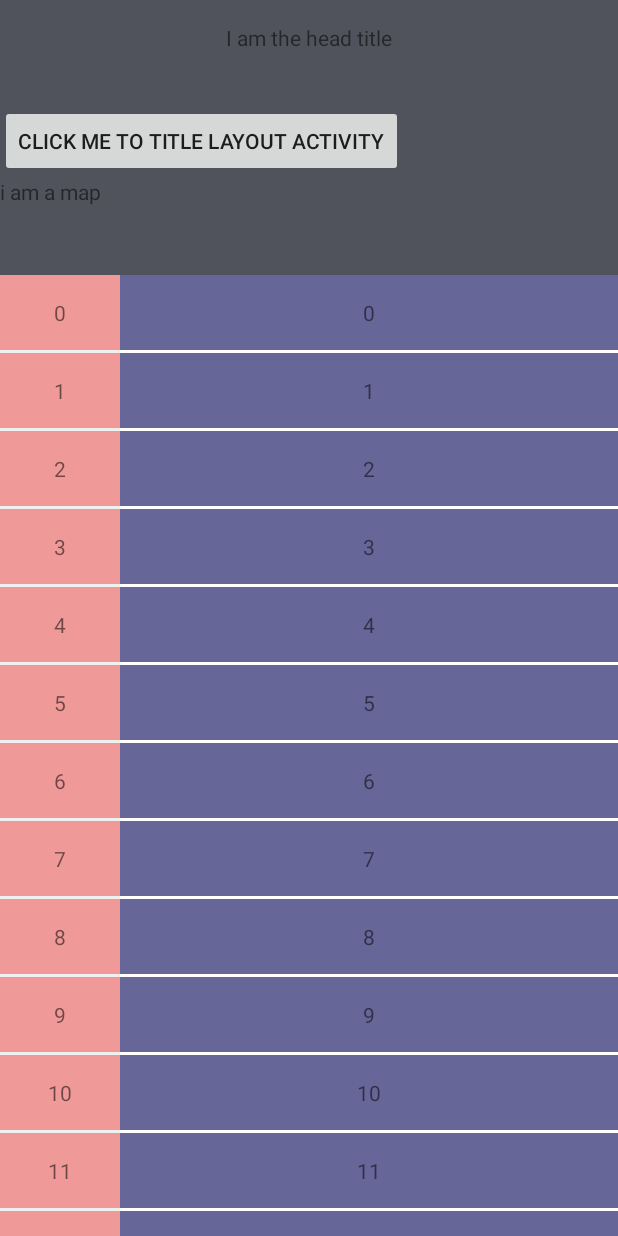
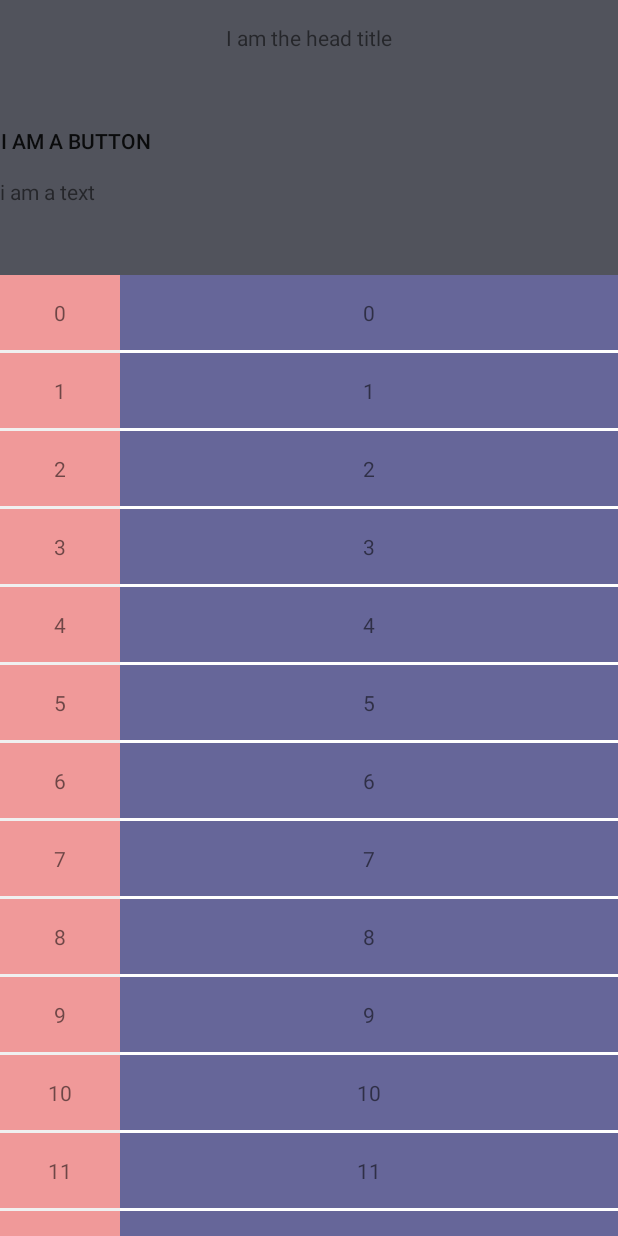
Before and after one commit to Rabbery/DragUpDownLayout, an Android app: the screen it shows after launch (MainActivity), on a phone screen of 412 x 824 dp. Run offline under Robolectric (Android 15) with nearby library versions, the phone set to English and light mode, and no system bars; our stand-ins replace data binding; 1 statement that could not run was skipped.

Commit message:
优化状态栏透明度

```diff
--- a/app/src/main/java/com/mx/MainActivity.java
+++ b/app/src/main/java/com/mx/MainActivity.java
@@ -14,12 +14,14 @@ import android.view.LayoutInflater;
 import android.view.MotionEvent;
 import android.view.View;
 import android.view.ViewGroup;
+import android.widget.Button;
 import android.widget.LinearLayout;
 import android.widget.TextView;
 import android.widget.Toast;
 
 import com.mx.dragscrolllayout.R;
 import com.mx.dragscrolllayout.SecondActivity;
+import com.mx.dragscrolllayout.base.BaseActivity;
 import com.mx.dragscrolllayout.callback.OnInterceptCallBack;
 import com.mx.dragscrolllayout.callback.OnScrollChangeTopListenr;
 import com.mx.dragscrolllayout.dragscrolllayout.DragScrollVerticalLayout;
@@ -28,7 +30,7 @@ import com.mx.dragscrolllayout.util.DisplayUtil;
 import java.util.ArrayList;
 import java.util.List;
 
-public class MainActivity extends AppCompatActivity implements OnInterceptCallBack {
+public class MainActivity extends BaseActivity implements OnInterceptCallBack {
 
     private static final String TAG = "MainActivity";
 
@@ -46,15 +48,17 @@ public class MainActivity extends AppCompatActivity implements OnInterceptCallBa
             mScrollLayout.setMiddleHeight(DisplayUtil.dip2px(getApplicationContext(), 133));
         }
     };
+    private Button btn_test1;
+
+    @Override
+    public int getContentViewId() {
+        return R.layout.activity_main;
+    }
 
     @Override
     protected void onCreate(Bundle savedInstanceState) {
         super.onCreate(savedInstanceState);
-        ActionBar actionBar = getSupportActionBar();
-        if (actionBar != null) {
-            actionBar.hide();
-        }
-        setContentView(R.layout.activity_main);
+
         initData();
         initViews();
     }
@@ -70,6 +74,7 @@ public class MainActivity extends AppCompatActivity implements OnInterceptCallBa
     private void initViews() {
         mScrollLayout = (DragScrollVerticalLayout) findViewById(R.id.slide_layout);
         ll_search_head = (LinearLayout) findViewById(R.id.ll_search_head);
+        btn_test1 = (Button) findViewById(R.id.btn_test1);
 //        设置事件拦截器
         mScrollLayout.setInterceptCallBack(this);
         mDataRecyclerView = (RecyclerView) findViewById(R.id.recyclerview_data_list);
@@ -92,8 +97,10 @@ public class MainActivity extends AppCompatActivity implements OnInterceptCallBa
             @Override
             public void onLayoutChange(View v, int left, int top, int right, int bottom, int oldLeft, int oldTop, int oldRight, int oldBottom) {
                 if (top >= mScrollLayout.getMiddleHeight()) {
+                    setLollipopTitleBarColor(Color.rgb(81, 83, 92));
                     ll_search_head.setBackgroundColor(Color.argb((int) 255, 81, 83, 92));
                 } else if (top <= 0) {
+                    setLollipopTitleBarColor(Color.rgb(255, 255, 255));
                     ll_search_head.setBackgroundColor(Color.argb((int) 255, 255, 255, 255));
                 } else {
                     float scale = (float) (mScrollLayout.getMiddleHeight() - top + 50) / mScrollLayout.getMiddleHeight();
@@ -101,11 +108,17 @@ public class MainActivity extends AppCompatActivity implements OnInterceptCallBa
                         scale = 1;
                     }
                     int alpha = (int) (255 * scale);
-                    ll_search_head.setBackgroundColor(Color.argb(alpha, 255, 255, 255));
+
+                    if (alpha < 125) {
+                        alpha = 125;
+                    }
+                    int acolor = DisplayUtil.calculateStatusColor(Color.rgb(255, 255, 255), alpha);
+                    setLollipopTitleBarColor(acolor);
+                    ll_search_head.setBackgroundColor(acolor);
                 }
             }
         });
-        ll_search_head.setOnClickListener(new View.OnClickListener() {
+        btn_test1.setOnClickListener(new View.OnClickListener() {
             @Override
             public void onClick(View v) {
                 startActivity(new Intent(MainActivity.this, SecondActivity.class));
@@ -136,6 +149,11 @@ public class MainActivity extends AppCompatActivity implements OnInterceptCallBa
             }
         }
         return shouldIntercept;
+    }
+
+    @Override
+    public void onClick(View v) {
+
     }
 
 
--- /dev/null
+++ b/app/src/main/java/com/mx/dragscrolllayout/base/BaseActivity.java
@@ -0,0 +1,261 @@
+package com.mx.dragscrolllayout.base;
+
+import android.annotation.SuppressLint;
+import android.content.Context;
+import android.content.Intent;
+import android.databinding.DataBindingUtil;
+import android.databinding.ViewDataBinding;
+import android.os.Build;
+import android.os.Bundle;
+import android.support.annotation.Nullable;
+import android.support.v4.view.ViewCompat;
+import android.support.v7.app.ActionBar;
+import android.support.v7.app.AppCompatActivity;
+import android.text.Html;
+import android.text.Spanned;
+import android.view.KeyEvent;
+import android.view.View;
+import android.view.ViewGroup;
+import android.view.Window;
+import android.view.WindowManager;
+import android.widget.FrameLayout;
+import android.widget.TextView;
+
+import com.mx.dragscrolllayout.R;
+import com.mx.dragscrolllayout.util.DisplayUtil;
+
+
+/**
+ * Created by ${qianzhihe} on 2017/11/21.
+ * Activity基类
+ */
+
+@SuppressLint("RestrictedApi")
+public abstract class BaseActivity extends AppCompatActivity implements View.OnClickListener {
+
+    private String tagName = getClass().getSimpleName();
+
+    protected Context context;
+    protected ViewDataBinding banding;
+//    String titleStr;
+//    boolean isShowLeftImageView;
+
+    onBottomChangedCallBack onBottomChangedCallBack;
+
+    public abstract int getContentViewId();//放layoutId
+
+
+    @Override
+    protected void onCreate(@Nullable Bundle savedInstanceState) {
+        super.onCreate(savedInstanceState);
+        context = this;
+//      requestWindowFeature(Window.FEATURE_NO_TITLE);// 继承了AppCompatActivity，通过隐藏ActionBar方式来解决5.0以下版本不兼容问题
+        banding = DataBindingUtil.setContentView(this, getContentViewId());
+//        binding = DataBindingUtil.setContentView(this, R.layout.base_title_layout);
+        setStatusBar();
+    }
+
+//    private void initBaseView() {
+//        binding.baseTitleLayoutLeftImageView.setOnClickListener(this);
+//        if (isShowLeftImageView) {
+//            binding.baseTitleLayoutLeftImageView.setVisibility(View.VISIBLE);
+//        } else {
+//            binding.baseTitleLayoutLeftImageView.setVisibility(View.INVISIBLE);
+//        }
+//    }
+
+    @Override
+    protected void onSaveInstanceState(Bundle outState) {
+        super.onSaveInstanceState(outState);
+    }
+
+    protected void startActivity(Class<?> cls) {
+        startActivity(getIntent(cls));
+    }
+
+    protected void startActivity(Class<?> cls, int flags) {
+        startActivity(getIntent(cls, flags));
+    }
+
+    protected Intent getIntent(Class<?> cls) {
+        return new Intent(context, cls);
+    }
+
+    protected Intent getIntent(Class<?> cls, int flags) {
+        Intent intent = getIntent(cls);
+        intent.setFlags(flags);
+        return intent;
+    }
+
+    /**
+     * 返回键返回事件
+     * 监听返回键的返回事件，当事务数量等于1的时候，直接finish()
+     *
+     * @param keyCode
+     * @param event
+     * @return
+     */
+    @Override
+    public boolean onKeyDown(int keyCode, KeyEvent event) {
+        if (KeyEvent.KEYCODE_BACK == keyCode) {
+            if (getSupportFragmentManager().getBackStackEntryCount() == 1) {
+                finish();
+                return true;
+            }
+        }
+        return super.onKeyDown(keyCode, event);
+    }
+
+//    public void setTitle(String titleString) {
+//        this.titleStr = titleString;
+//    }
+//
+//    public void setLeftImageViewShowStatus(boolean isShow) {
+//        this.isShowLeftImageView = isShow;
+//    }
+
+    public interface onBottomChangedCallBack {
+        void onBottomStatusChangedCallBack(int index);
+    }
+
+    public void setOnBottomChangedCallBack(onBottomChangedCallBack changedCallBack) {
+        this.onBottomChangedCallBack = changedCallBack;
+    }
+
+    /**
+     * 设置文字加粗
+     *
+     * @param tv
+     * @param msg
+     */
+    public void setTvBold(TextView tv, String msg) {
+        String source = "<font style={font-weight:600}>" + msg + "</font>";
+        Spanned spanned = Html.fromHtml(source);
+        tv.setText(spanned);
+    }
+
+    /**
+     * 设置文字常规粗细
+     *
+     * @param tv
+     * @param msg
+     */
+    public void setTvNormal(TextView tv, String msg) {
+        String source = "<font style={font-weight:400}>" + msg + "</font>";
+        Spanned spanned = Html.fromHtml(source);
+        tv.setText(spanned);
+    }
+
+    /**
+     * 状态栏透明（支持Android 4.4 以上）
+     * add on 2018.5.11 by ymx
+     */
+    protected void setStatusBar() {
+        if (Build.VERSION.SDK_INT >= Build.VERSION_CODES.LOLLIPOP) {//5.0及以上
+            //加了这个属性状态栏设置颜色没效果
+            if (isImmerseStatusBarTranslucent()) {
+                getWindow().addFlags(WindowManager.LayoutParams.FLAG_TRANSLUCENT_STATUS);
+            }
+
+            getWindow().addFlags(WindowManager.LayoutParams.FLAG_DRAWS_SYSTEM_BAR_BACKGROUNDS);
+            //根据上面设置是否对状态栏单独设置颜色
+            setLollipopTitleBarColor(getLollipopTitleBarColor());
+
+            ViewGroup mContentView = (ViewGroup) findViewById(Window.ID_ANDROID_CONTENT);
+            ViewCompat.setFitsSystemWindows(mContentView.getChildAt(0), !isImmerseStatusBarTranslucent());
+
+            View decorView = getWindow().getDecorView();
+            int option = View.SYSTEM_UI_FLAG_LAYOUT_FULLSCREEN
+                    | View.SYSTEM_UI_FLAG_LAYOUT_STABLE;
+            decorView.setSystemUiVisibility(option);
+        } else if (Build.VERSION.SDK_INT >= Build.VERSION_CODES.KITKAT) {//4.4到5.0
+            getWindow().addFlags(WindowManager.LayoutParams.FLAG_TRANSLUCENT_STATUS);
+            setViewPaddingTopByStatusHeight(getKitkatTitleBarColor());
+        }
+        if (Build.VERSION.SDK_INT >= Build.VERSION_CODES.M && !isChangeStatusBarTextColor()) {//android6.0以后可以对状态栏文字颜色和图标进行修改
+            getWindow().getDecorView().setSystemUiVisibility(View.SYSTEM_UI_FLAG_LAYOUT_FULLSCREEN | View.SYSTEM_UI_FLAG_LIGHT_STATUS_BAR);
+        }
+    }
+
+    /**
+     * 4.4状态栏颜色切换
+     *
+     * @param color
+     */
+    public void setViewPaddingTopByStatusHeight(int color) {
+        if (Build.VERSION.SDK_INT >= Build.VERSION_CODES.KITKAT) {
+            ViewGroup contentView = (ViewGroup) findViewById(android.R.id.content);
+            View mChildView = contentView.getChildAt(0);
+
+            int statusBarHeight = DisplayUtil.getStatusBarHeight(this);
+            if (mChildView != null) {
+                FrameLayout.LayoutParams lp = (FrameLayout.LayoutParams) mChildView.getLayoutParams();
+                //如果已经为 ChildView 设置过了 marginTop, 再次调用时直接跳过
+                if (lp != null && lp.topMargin < statusBarHeight && lp.height != statusBarHeight) {
+                    ViewCompat.setFitsSystemWindows(mChildView, false);
+                    lp.topMargin += statusBarHeight;
+                    mChildView.setLayoutParams(lp);
+                }
+            }
+            View statusBarView = contentView.getChildAt(0);
+            if (statusBarView != null && statusBarView.getLayoutParams() != null && statusBarView.getLayoutParams().height == statusBarHeight) {
+                //避免重复调用时多次添加 View
+                statusBarView.setBackgroundColor(color);
+                return;
+            }
+            statusBarView = new View(this);
+            ViewGroup.LayoutParams lp = new ViewGroup.LayoutParams(ViewGroup.LayoutParams.MATCH_PARENT,
+                    statusBarHeight);
+            statusBarView.setBackgroundColor(color);
+            contentView.addView(statusBarView, 0, lp);
+        }
+    }
+
+    /**
+     * 是否使用状态栏文字和图标为暗色，如果状态栏采用了白色系，则需要使状态栏和图标为暗色，android6.0以上可以设置
+     * 子界面通过覆写修改策略
+     */
+    public boolean isChangeStatusBarTextColor() {
+        return true;
+    }
+
+    /**
+     * 是否状态栏透明
+     */
+    public boolean isImmerseStatusBarTranslucent() {
+        return false;
+    }
+
+    /**
+     * 4.4状态栏颜色
+     * 子界面可通过覆写修改
+     */
+    public int getKitkatTitleBarColor() {
+        return getDefaultTitleBarColor();
+    }
+
+    /**
+     * 5.0以上状态栏颜色
+     * 子界面可通过覆写修改
+     */
+    public int getLollipopTitleBarColor() {
+        return getDefaultTitleBarColor();
+    }
+
+    /**
+     * 5.0以上状态栏颜色切换
+     */
+    public final void setLollipopTitleBarColor(int color) {
+        if (Build.VERSION.SDK_INT >= Build.VERSION_CODES.LOLLIPOP) {//5.0及以上
+            getWindow().setStatusBarColor(color);
+        }
+    }
+
+    /**
+     * 状态栏默认颜色
+     */
+    private final int getDefaultTitleBarColor() {
+        return getResources().getColor(R.color.colorStatusBar);
+    }
+
+}
--- a/app/src/main/res/layout/activity_main.xml
+++ b/app/src/main/res/layout/activity_main.xml
@@ -1,7 +1,9 @@
 <?xml version="1.0" encoding="utf-8"?>
-<RelativeLayout xmlns:android="http://schemas.android.com/apk/res/android"
+<layout xmlns:android="http://schemas.android.com/apk/res/android"
     xmlns:app="http://schemas.android.com/apk/res-auto"
-    xmlns:tools="http://schemas.android.com/tools"
+    xmlns:tools="http://schemas.android.com/tools">
+
+    <RelativeLayout
         android:layout_width="match_parent"
         android:layout_height="match_parent"
         android:background="#51535c">
@@ -33,14 +35,15 @@
                 android:layout_height="wrap_content"
                 android:layout_marginTop="20dp"
                 android:stateListAnimator="@null"
-            android:text="click me to title layout activity" />
+                android:text="i am a button"
+                android:background="@android:color/transparent"/>
 
             <TextView
                 android:id="@+id/tv_test1"
                 android:layout_width="wrap_content"
                 android:layout_height="wrap_content"
                 android:layout_below="@id/btn_test1"
-            android:text="i am a map" />
+                android:text="i am a text" />
 
             <com.mx.dragscrolllayout.dragscrolllayout.DragScrollVerticalLayout
                 android:id="@+id/slide_layout"
@@ -72,3 +75,4 @@
         </RelativeLayout>
 
     </RelativeLayout>
+</layout>
--- a/app/src/main/res/values/colors.xml
+++ b/app/src/main/res/values/colors.xml
@@ -3,4 +3,6 @@
     <color name="colorPrimary">#3F51B5</color>
     <color name="colorPrimaryDark">#303F9F</color>
     <color name="colorAccent">#FF4081</color>
+
+    <color name="colorStatusBar">#3F51B5</color>
 </resources>
--- a/app/src/main/res/values/styles.xml
+++ b/app/src/main/res/values/styles.xml
@@ -1,7 +1,7 @@
 <resources>
 
     <!-- Base application theme. -->
-    <style name="AppTheme" parent="Theme.AppCompat.Light.DarkActionBar">
+    <style name="AppTheme" parent="Theme.AppCompat.Light.NoActionBar">
         <!-- Customize your theme here. -->
         <item name="colorPrimary">@color/colorPrimary</item>
         <item name="colorPrimaryDark">@color/colorPrimaryDark</item>
```
Also changed, not shown: app/build.gradle (+9 -4 lines), app/src/main/java/com/mx/dragscrolllayout/util/DisplayUtil.java (+16 -1 lines). Lines whose indentation alone changed are shown as unchanged.
